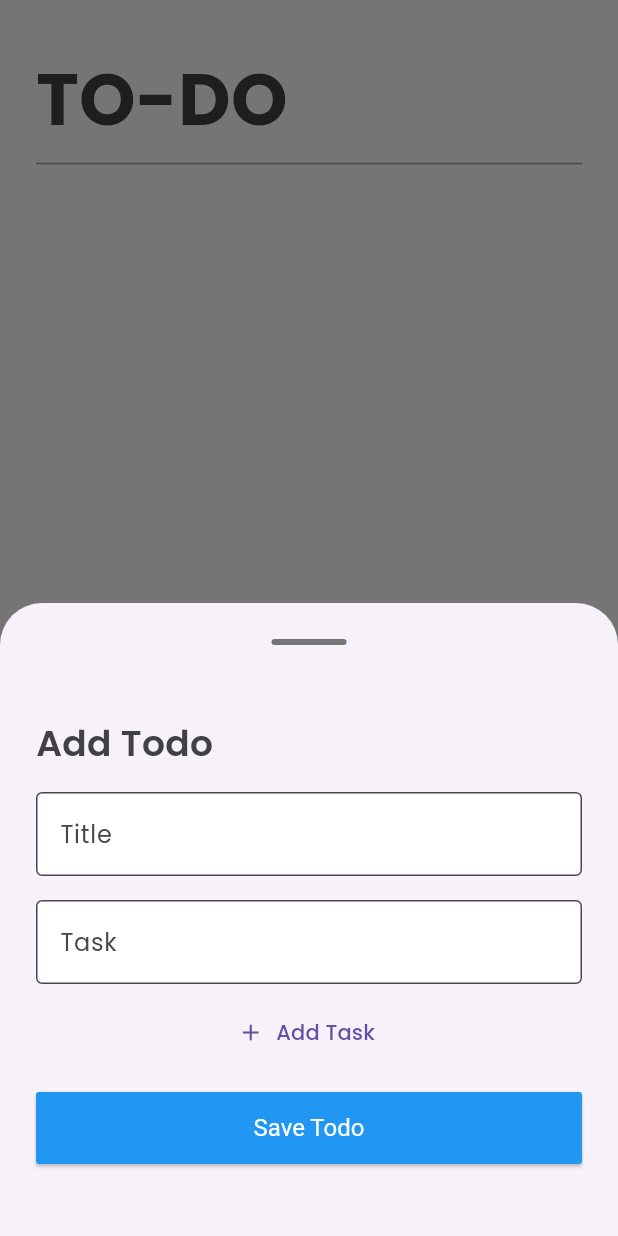
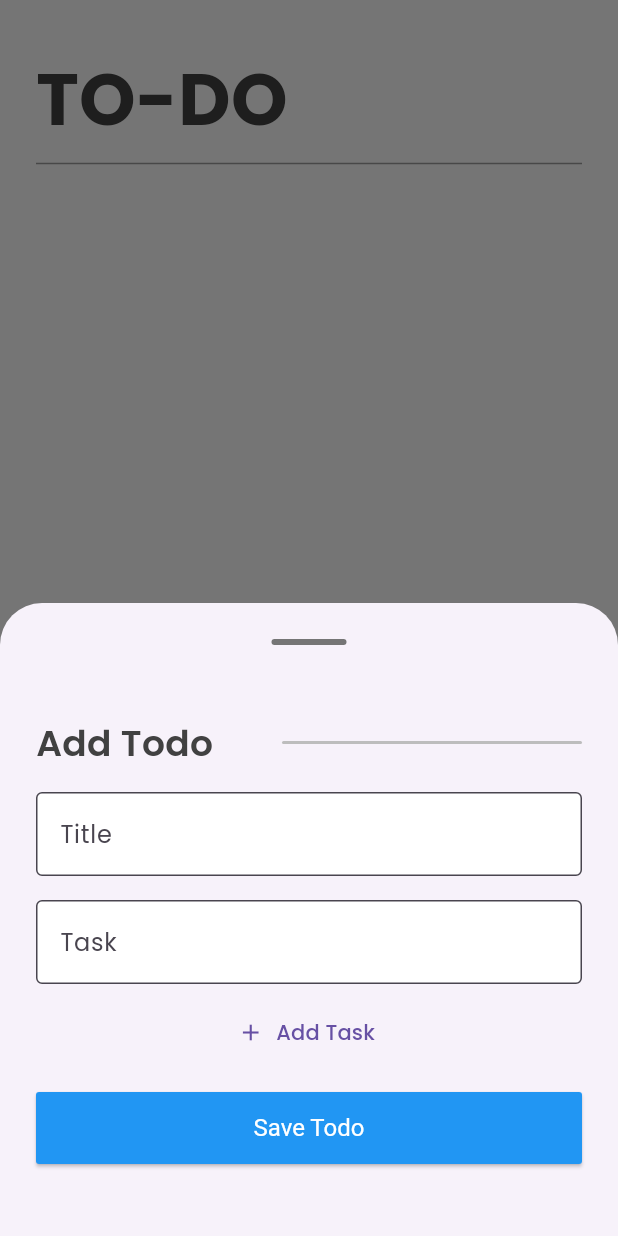
Before and after one commit to koai0010/simple_to_do_app, a Flutter app: the screen it shows after launch, after a tap on the "add" icon, on a phone screen of 412 x 824 dp. Run offline on Flutter 3.47's test engine with Material 3 defaults, Android fonts, the phone set to English and light mode, and no system bars; our stand-ins replace shared_preferences.

Commit message:
feat: add divider at title "Add Todo"

```diff
--- a/lib/ui/home/home_screen.dart
+++ b/lib/ui/home/home_screen.dart
@@ -290,6 +290,10 @@ class _TodoHomeState extends State<TodoHome> {
                               ),
                             ],
                           ),
+                          Row(
+                            mainAxisAlignment: MainAxisAlignment.spaceBetween,
+                            crossAxisAlignment: CrossAxisAlignment.center,
+                            children: [
                               const Text(
                                 'Add Todo',
                                 style: TextStyle(
@@ -298,6 +302,16 @@ class _TodoHomeState extends State<TodoHome> {
                                   fontFamily: 'Poppins',
                                   color: Color(0xFF414141),
                                 ),
+                              ),
+                              Container(
+                                width: 200,
+                                height: 2,
+                                decoration: BoxDecoration(
+                                  color: Colors.grey[400],
+                                  borderRadius: BorderRadius.circular(8),
+                                ),
+                              ),
+                            ],
                           ),
                           const SizedBox(height: 16),
                           Column(
```
Lines whose indentation alone changed are shown as unchanged.
